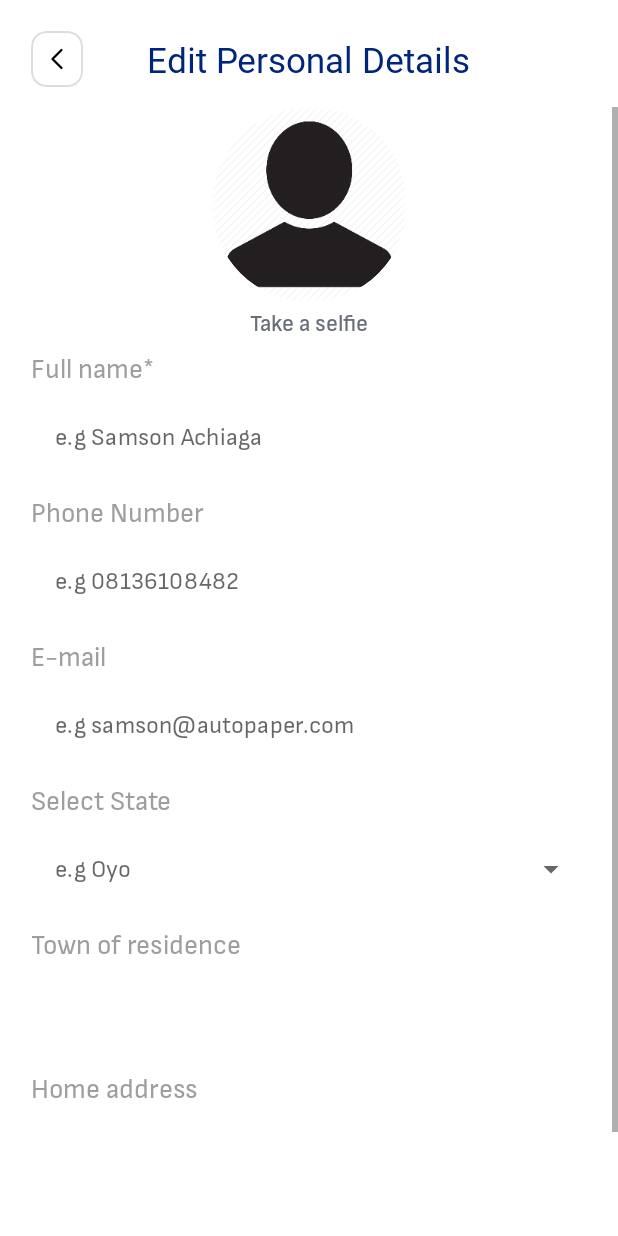
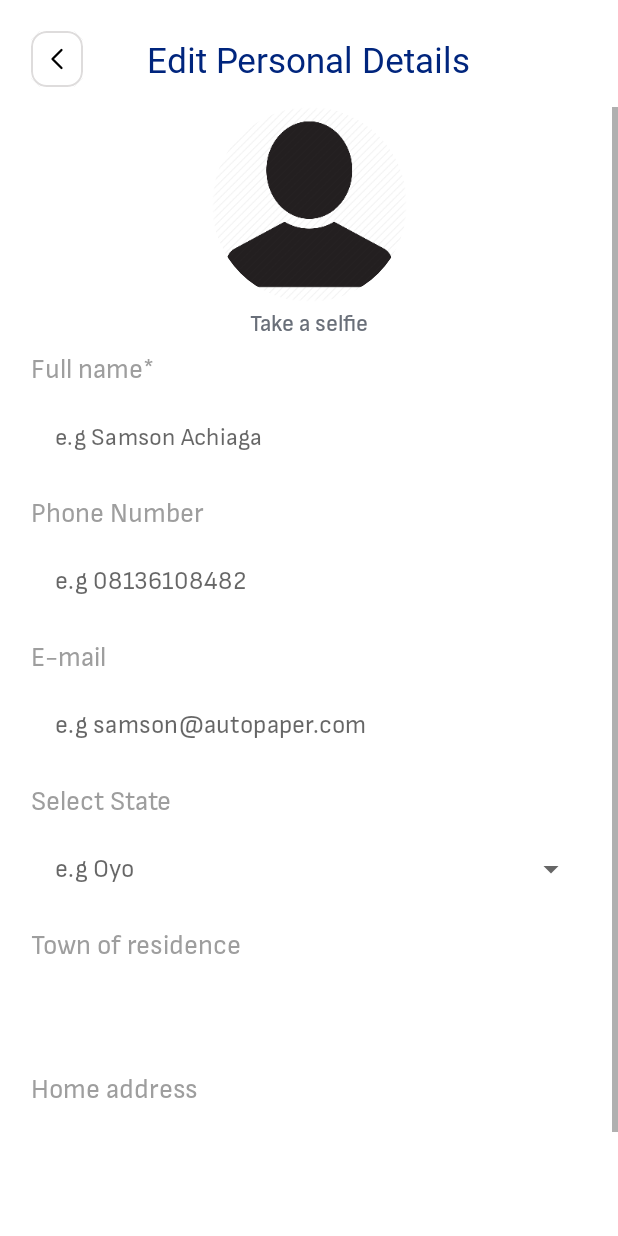
Before and after one commit to certified84/AutoPaper, an Android app: the PersonalDetailsFragment screen opened through its navigation route, on a phone screen of 412 x 824 dp. Run offline under Robolectric (Android 15) with nearby library versions, the phone set to English and light mode, and no system bars; our stand-ins replace Firebase (no records; nobody signed in at launch, a user with empty details on screens opened directly), data binding, navigation-ui, sdp/ssp sizes; 1 statement that could not run was skipped.

```diff
--- a/app/src/main/res/layout/fragment_forgot_password.xml
+++ b/app/src/main/res/layout/fragment_forgot_password.xml
@@ -197,7 +197,8 @@
                     android:inputType="textEmailAddress"
                     android:paddingTop="@dimen/_8sdp"
                     android:paddingBottom="@dimen/_8sdp"
-                    android:textColor="@color/black" />
+                    android:textColor="@color/black"
+                    android:textSize="@dimen/_13ssp" />
 
             </com.google.android.material.textfield.TextInputLayout>
 
@@ -231,7 +232,8 @@
                     android:inputType="textPassword"
                     android:paddingTop="@dimen/_8sdp"
                     android:paddingBottom="@dimen/_8sdp"
-                    android:textColor="@color/black" />
+                    android:textColor="@color/black"
+                    android:textSize="@dimen/_13ssp" />
 
             </com.google.android.material.textfield.TextInputLayout>
 
--- a/app/src/main/res/layout/fragment_personal_details.xml
+++ b/app/src/main/res/layout/fragment_personal_details.xml
@@ -63,8 +63,8 @@
                     android:layout_height="@dimen/_100sdp"
                     app:layout_constraintEnd_toEndOf="parent"
                     app:layout_constraintStart_toStartOf="parent"
+                    app:layout_constraintTop_toTopOf="parent"
                     app:profileImage="@{user.photoUrl}"
-                    app:layout_constraintTop_toTopOf="parent"
                     app:shapeAppearanceOverlay="@style/ShapeAppearanceOverlay.Circle"
                     tools:src="@drawable/no_profile_image" />
 
@@ -109,6 +109,7 @@
                     app:boxStrokeColor="@color/colorPrimary"
                     app:boxStrokeWidth="0dp"
                     app:hintEnabled="false"
+                    android:textSize="@dimen/_13ssp"
                     app:layout_constraintEnd_toEndOf="parent"
                     app:layout_constraintStart_toStartOf="parent"
                     app:layout_constraintTop_toBottomOf="@+id/tv_name">
@@ -119,10 +120,10 @@
                         android:layout_height="@dimen/_45sdp"
                         android:fontFamily="@font/sofia_sans_regular"
                         android:hint="@string/name_hint"
-                        android:text="@{user.name}"
                         android:inputType="textPersonName"
                         android:paddingTop="@dimen/_8sdp"
                         android:paddingBottom="@dimen/_8sdp"
+                        android:text="@{user.name}"
                         android:textColor="@color/black" />
 
                 </com.google.android.material.textfield.TextInputLayout>
@@ -161,14 +162,15 @@
 
                     <com.google.android.material.textfield.TextInputEditText
                         android:id="@+id/et_phone"
+                        android:textSize="@dimen/_13ssp"
                         android:layout_width="match_parent"
                         android:layout_height="@dimen/_45sdp"
                         android:fontFamily="@font/sofia_sans_regular"
                         android:hint="@string/phone_hint"
                         android:inputType="phone"
-                        android:text="@{user.phoneNumber}"
                         android:paddingTop="@dimen/_8sdp"
                         android:paddingBottom="@dimen/_8sdp"
+                        android:text="@{user.phoneNumber}"
                         android:textColor="@color/black" />
 
                 </com.google.android.material.textfield.TextInputLayout>
@@ -207,6 +209,7 @@
 
                     <com.google.android.material.textfield.TextInputEditText
                         android:id="@+id/et_email"
+                        android:textSize="@dimen/_13ssp"
                         android:layout_width="match_parent"
                         android:layout_height="@dimen/_45sdp"
                         android:fontFamily="@font/sofia_sans_regular"
@@ -258,9 +261,10 @@
                         android:fontFamily="@font/sofia_sans_regular"
                         android:hint="@string/state_hint"
                         android:inputType="none"
+                        android:textSize="@dimen/_13ssp"
                         android:paddingTop="@dimen/_8sdp"
+                        android:paddingBottom="@dimen/_8sdp"
                         android:text="@{user.state}"
-                        android:paddingBottom="@dimen/_8sdp"
                         android:textColor="@color/black" />
 
                 </com.google.android.material.textfield.TextInputLayout>
@@ -303,9 +307,10 @@
                         android:layout_height="@dimen/_45sdp"
                         android:fontFamily="@font/sofia_sans_regular"
                         android:inputType="textPersonName"
+                        android:textSize="@dimen/_13ssp"
                         android:paddingTop="@dimen/_8sdp"
+                        android:paddingBottom="@dimen/_8sdp"
                         android:text="@{user.townResidence}"
-                        android:paddingBottom="@dimen/_8sdp"
                         android:textColor="@color/black" />
 
                 </com.google.android.material.textfield.TextInputLayout>
@@ -345,13 +350,16 @@
                     <com.google.android.material.textfield.TextInputEditText
                         android:id="@+id/et_home_address"
                         android:layout_width="match_parent"
-                        android:layout_height="@dimen/_45sdp"
+                        android:layout_height="wrap_content"
                         android:fontFamily="@font/sofia_sans_regular"
                         android:inputType="textMultiLine"
-                        android:text="@{user.homeAddress}"
+                        android:maxLines="5"
+                        android:minHeight="@dimen/_45sdp"
                         android:paddingTop="@dimen/_8sdp"
                         android:paddingBottom="@dimen/_8sdp"
-                        android:textColor="@color/black" />
+                        android:text="@{user.homeAddress}"
+                        android:textColor="@color/black"
+                        android:textSize="@dimen/_13ssp" />
 
                 </com.google.android.material.textfield.TextInputLayout>
 
@@ -359,14 +367,14 @@
                     android:id="@+id/btn_save"
                     android:layout_width="match_parent"
                     android:layout_height="@dimen/_45sdp"
+                    android:layout_margin="@dimen/_16sdp"
+                    android:fontFamily="@font/sofia_sans_medium"
                     android:text="@string/save"
+                    android:textAllCaps="false"
                     android:textSize="@dimen/_18ssp"
-                    android:textAllCaps="false"
-                    android:fontFamily="@font/sofia_sans_medium"
                     app:layout_constraintEnd_toEndOf="parent"
                     app:layout_constraintStart_toStartOf="parent"
-                    android:layout_margin="@dimen/_16sdp"
-                    app:layout_constraintTop_toBottomOf="@+id/et_home_address_layout"/>
+                    app:layout_constraintTop_toBottomOf="@+id/et_home_address_layout" />
 
             </androidx.constraintlayout.widget.ConstraintLayout>
         </ScrollView>
```
Also changed, not shown: app/src/main/java/com/certified/autopaper/ui/profile/PersonalDetailsFragment.kt (+46 -2 lines), app/src/main/java/com/certified/autopaper/ui/profile/ProfileViewModel.kt (+39 -8 lines), app/src/main/res/layout/fragment_login.xml (+6 -3 lines), app/src/main/res/layout/fragment_signup.xml (+11 -7 lines).
